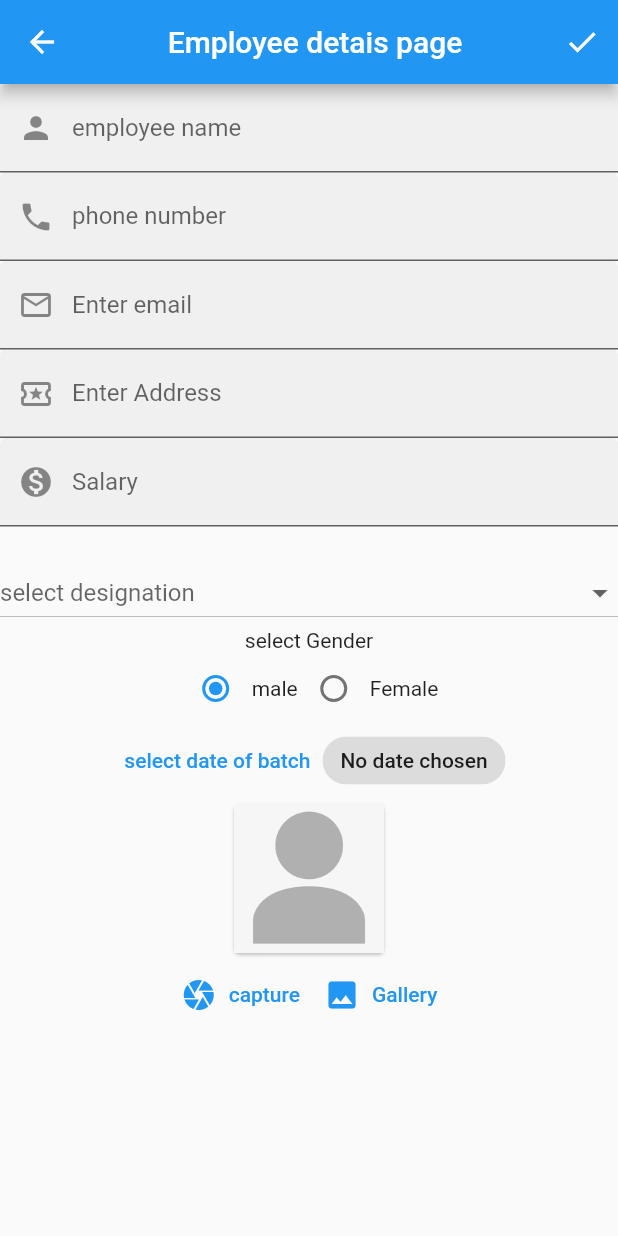
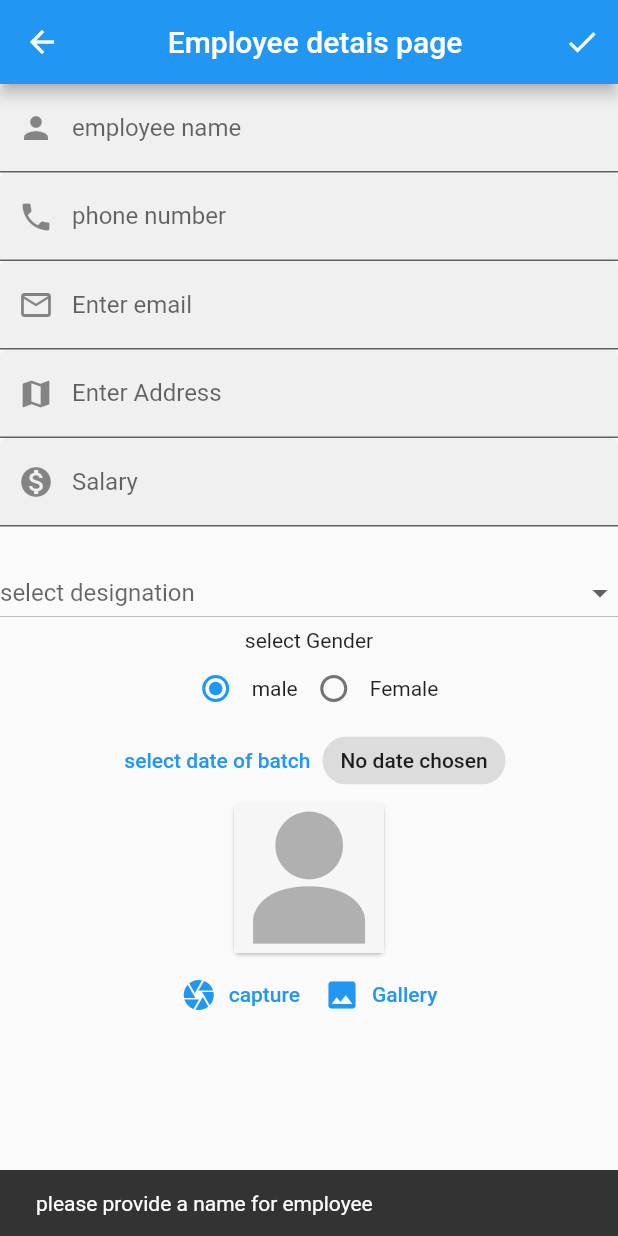
Before and after one commit to fazlerabbe/date_image_picker_url_launcher, a Flutter app: the NewEmployee screen opened by its route, after a tap on the "done" icon, on a phone screen of 412 x 824 dp. Run offline on Flutter 3.47's test engine with Material 2 defaults, Android fonts, the phone set to English and light mode, and no system bars; our stand-ins replace image_picker.

Commit message:
provider add

```diff
--- a/lib/employeeModel.dart
+++ b/lib/employeeModel.dart
@@ -2,7 +2,7 @@
 class EmployeeModel {
   int? empId;
   String name;
-  String dob;
+  String? dob;
   String designation;
   String mobile;
   String email;
@@ -10,8 +10,9 @@ class EmployeeModel {
   num salary;
   String img;
   String gender;
-  EmployeeModel({
-    this.empId,
+  bool favorite;
+  EmployeeModel(
+      {this.empId,
       required this.name,
       required this.dob,
       required this.designation,
@@ -21,7 +22,7 @@ class EmployeeModel {
       required this.salary,
       required this.img,
       required this.gender,
-  });
+      this.favorite = false});
 }
 
 final List<EmployeeModel> employeeList = [
--- a/lib/main.dart
+++ b/lib/main.dart
@@ -1,10 +1,14 @@
 import 'package:datepicker_employee/page/employee_details.dart';
 import 'package:datepicker_employee/page/employee_list_page.dart';
 import 'package:datepicker_employee/page/new_employee.dart';
+import 'package:datepicker_employee/providers/employee_provider.dart';
 import 'package:flutter/material.dart';
+import 'package:provider/provider.dart';
 
 void main() {
-  runApp(const MyApp());
+  runApp(MultiProvider(providers: [
+    ChangeNotifierProvider(create: (_) => EmployeeProvider()..getAllEmployee()),
+  ], child: const MyApp()));
 }
 
 class MyApp extends StatelessWidget {
--- a/lib/page/new_employee.dart
+++ b/lib/page/new_employee.dart
@@ -2,10 +2,12 @@ import 'dart:io';
 
 import 'package:datepicker_employee/employeeModel.dart';
 import 'package:datepicker_employee/helper_function.dart';
+import 'package:datepicker_employee/providers/employee_provider.dart';
 import 'package:flutter/material.dart';
 import 'package:flutter/services.dart';
 import 'package:intl/intl.dart';
 import 'package:image_picker/image_picker.dart';
+import 'package:provider/provider.dart';
 
 class NewEmployee extends StatefulWidget {
   static const String routeName = '/new_employee';
@@ -44,13 +46,7 @@ class _NewEmployeeState extends State<NewEmployee> {
     return Scaffold(
       appBar: AppBar(
         title: Center(child: Text("Employee detais page")),
-        actions: [
-          IconButton(
-              onPressed: () {
-                _saveEmployee;
-              },
-              icon: Icon(Icons.done))
-        ],
+        actions: [IconButton(onPressed: _saveEmployee, icon: Icon(Icons.done))],
       ),
       body: ListView(
         children: [
@@ -82,7 +78,7 @@ class _NewEmployeeState extends State<NewEmployee> {
             keyboardType: TextInputType.streetAddress,
             controller: addressController,
             decoration: InputDecoration(
-                prefixIcon: const Icon(Icons.local_activity_outlined),
+                prefixIcon: const Icon(Icons.map),
                 filled: true,
                 labelText: "Enter Address"),
           ),
@@ -142,7 +138,7 @@ class _NewEmployeeState extends State<NewEmployee> {
             mainAxisAlignment: MainAxisAlignment.center,
             children: [
               TextButton(
-                  onPressed: selectDate, child: Text("select date of batch")),
+                  onPressed: _selectDate, child: Text("select date of batch")),
               Chip(label: Text(dob == null ? "No date chosen" : dob!))
             ],
           ),
@@ -188,7 +184,7 @@ class _NewEmployeeState extends State<NewEmployee> {
     );
   }
 
-  void selectDate() async {
+  void _selectDate() async {
     final selectDate = await showDatePicker(
         context: context,
         initialDate: DateTime.now(),
@@ -246,7 +242,9 @@ class _NewEmployeeState extends State<NewEmployee> {
         salary: num.parse(salaryController.text),
         img: imagePath!,
         gender: genderRadioGroup);
-    employeeList.add(employee);
+    EmployeeProvider provider =
+        Provider.of<EmployeeProvider>(context, listen: false);
+    provider.addEmployee(employee);
     Navigator.pop(context);
   }
 }
--- a/pubspec.yaml
+++ b/pubspec.yaml
@@ -39,6 +39,7 @@ dependencies:
   intl: ^0.18.1
   image_picker: ^0.8.7+5
   url_launcher: ^6.1.11
+  provider: ^6.0.5
 
 dev_dependencies:
   flutter_test:
```
Also changed, not shown: lib/page/employee_list_page.dart (+53 -6 lines), lib/providers/employee_provider.dart (added, +25 -0 lines), pubspec.lock. Lines whose indentation alone changed are shown as unchanged.
